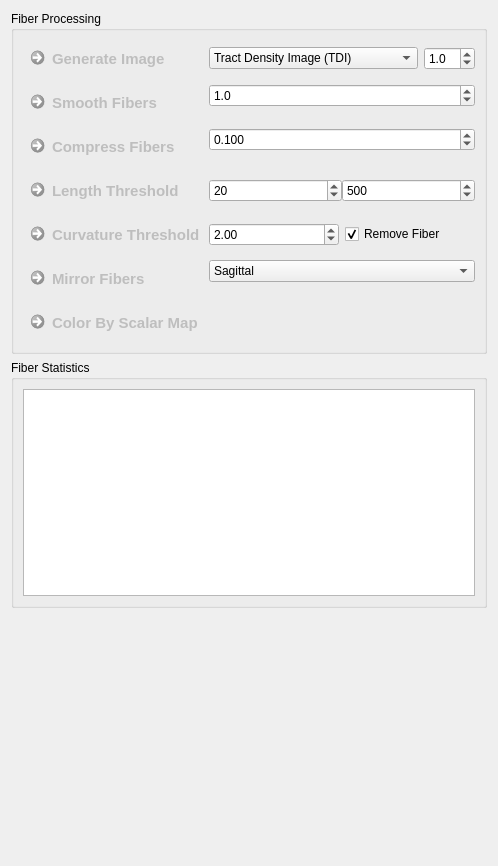
The window that Plugins/org.mitk.gui.qt.diffusionimaging/src/internal/QmitkFiberProcessingViewControls.ui (MITK/MITK) describes before a commit, drawn with Qt 5.
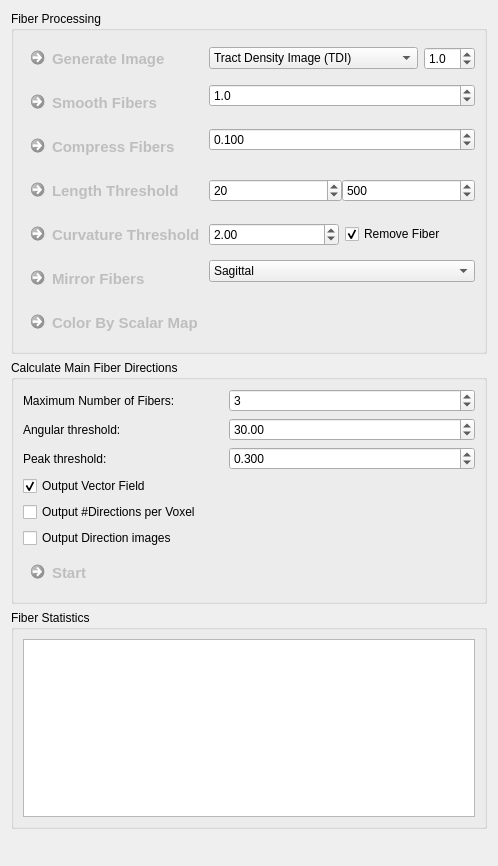
The same window after the commit.

```diff
--- a/Plugins/org.mitk.gui.qt.diffusionimaging/src/internal/QmitkFiberProcessingViewControls.ui
+++ b/Plugins/org.mitk.gui.qt.diffusionimaging/src/internal/QmitkFiberProcessingViewControls.ui
@@ -14,31 +14,7 @@
    <string>Form</string>
   </property>
   <layout class="QGridLayout" name="gridLayout_10">
-   <item row="1" column="0">
-    <widget class="QGroupBox" name="groupBox_3">
-     <property name="title">
-      <string>Fiber Statistics</string>
-     </property>
-     <layout class="QGridLayout" name="gridLayout_2">
-      <item row="0" column="0">
-       <widget class="QTextEdit" name="m_StatsTextEdit">
-        <property name="font">
-         <font>
-          <family>Courier 10 Pitch</family>
-         </font>
-        </property>
-        <property name="acceptDrops">
-         <bool>false</bool>
-        </property>
-        <property name="readOnly">
-         <bool>true</bool>
-        </property>
-       </widget>
-      </item>
-     </layout>
-    </widget>
-   </item>
-   <item row="2" column="0">
+   <item row="3" column="0">
     <spacer name="verticalSpacer">
      <property name="orientation">
       <enum>Qt::Vertical</enum>
@@ -552,6 +528,165 @@
      </layout>
     </widget>
    </item>
+   <item row="2" column="0">
+    <widget class="QGroupBox" name="groupBox_3">
+     <property name="title">
+      <string>Fiber Statistics</string>
+     </property>
+     <layout class="QGridLayout" name="gridLayout_2">
+      <item row="0" column="0">
+       <widget class="QTextEdit" name="m_StatsTextEdit">
+        <property name="font">
+         <font>
+          <family>Courier 10 Pitch</family>
+         </font>
+        </property>
+        <property name="acceptDrops">
+         <bool>false</bool>
+        </property>
+        <property name="readOnly">
+         <bool>true</bool>
+        </property>
+       </widget>
+      </item>
+     </layout>
+    </widget>
+   </item>
+   <item row="1" column="0">
+    <widget class="QGroupBox" name="groupBox">
+     <property name="title">
+      <string>Calculate Main Fiber Directions</string>
+     </property>
+     <layout class="QGridLayout" name="gridLayout">
+      <item row="2" column="0">
+       <widget class="QLabel" name="label_3">
+        <property name="text">
+         <string>Peak threshold:</string>
+        </property>
+       </widget>
+      </item>
+      <item row="1" column="0">
+       <widget class="QLabel" name="label">
+        <property name="text">
+         <string>Angular threshold:</string>
+        </property>
+       </widget>
+      </item>
+      <item row="1" column="1">
+       <widget class="QDoubleSpinBox" name="m_AngularThreshold">
+        <property name="toolTip">
+         <string>Minimum radius of circle created by three consecutive points of a fiber</string>
+        </property>
+        <property name="decimals">
+         <number>2</number>
+        </property>
+        <property name="minimum">
+         <double>0.000000000000000</double>
+        </property>
+        <property name="maximum">
+         <double>90.000000000000000</double>
+        </property>
+        <property name="singleStep">
+         <double>1.000000000000000</double>
+        </property>
+        <property name="value">
+         <double>30.000000000000000</double>
+        </property>
+       </widget>
+      </item>
+      <item row="0" column="0">
+       <widget class="QLabel" name="label_2">
+        <property name="text">
+         <string>Maximum Number of Fibers:</string>
+        </property>
+       </widget>
+      </item>
+      <item row="5" column="0">
+       <widget class="QCheckBox" name="m_DirectionImagesBox">
+        <property name="text">
+         <string>Output Direction images</string>
+        </property>
+       </widget>
+      </item>
+      <item row="3" column="0">
+       <widget class="QCheckBox" name="m_VectorFieldBox">
+        <property name="text">
+         <string>Output Vector Field</string>
+        </property>
+        <property name="checked">
+         <bool>true</bool>
+        </property>
+       </widget>
+      </item>
+      <item row="7" column="0">
+       <widget class="QCommandLinkButton" name="m_ExtractFiberPeaks">
+        <property name="enabled">
+         <bool>false</bool>
+        </property>
+        <property name="sizePolicy">
+         <sizepolicy hsizetype="Preferred" vsizetype="Preferred">
+          <horstretch>0</horstretch>
+          <verstretch>0</verstretch>
+         </sizepolicy>
+        </property>
+        <property name="maximumSize">
+         <size>
+          <width>200</width>
+          <height>16777215</height>
+         </size>
+        </property>
+        <property name="font">
+         <font>
+          <pointsize>11</pointsize>
+         </font>
+        </property>
+        <property name="toolTip">
+         <string/>
+        </property>
+        <property name="text">
+         <string>Start</string>
+        </property>
+       </widget>
+      </item>
+      <item row="0" column="1">
+       <widget class="QSpinBox" name="m_MaxNumDirections">
+        <property name="maximum">
+         <number>100</number>
+        </property>
+        <property name="value">
+         <number>3</number>
+        </property>
+       </widget>
+      </item>
+      <item row="2" column="1">
+       <widget class="QDoubleSpinBox" name="m_PeakThreshold">
+        <property name="toolTip">
+         <string>Minimum radius of circle created by three consecutive points of a fiber</string>
+        </property>
+        <property name="decimals">
+         <number>3</number>
+        </property>
+        <property name="maximum">
+         <double>1.000000000000000</double>
+        </property>
+        <property name="singleStep">
+         <double>0.100000000000000</double>
+        </property>
+        <property name="value">
+         <double>0.300000000000000</double>
+        </property>
+       </widget>
+      </item>
+      <item row="4" column="0">
+       <widget class="QCheckBox" name="m_NumDirectionsBox">
+        <property name="text">
+         <string>Output #Directions per Voxel</string>
+        </property>
+       </widget>
+      </item>
+     </layout>
+    </widget>
+   </item>
   </layout>
  </widget>
  <resources/>
```
